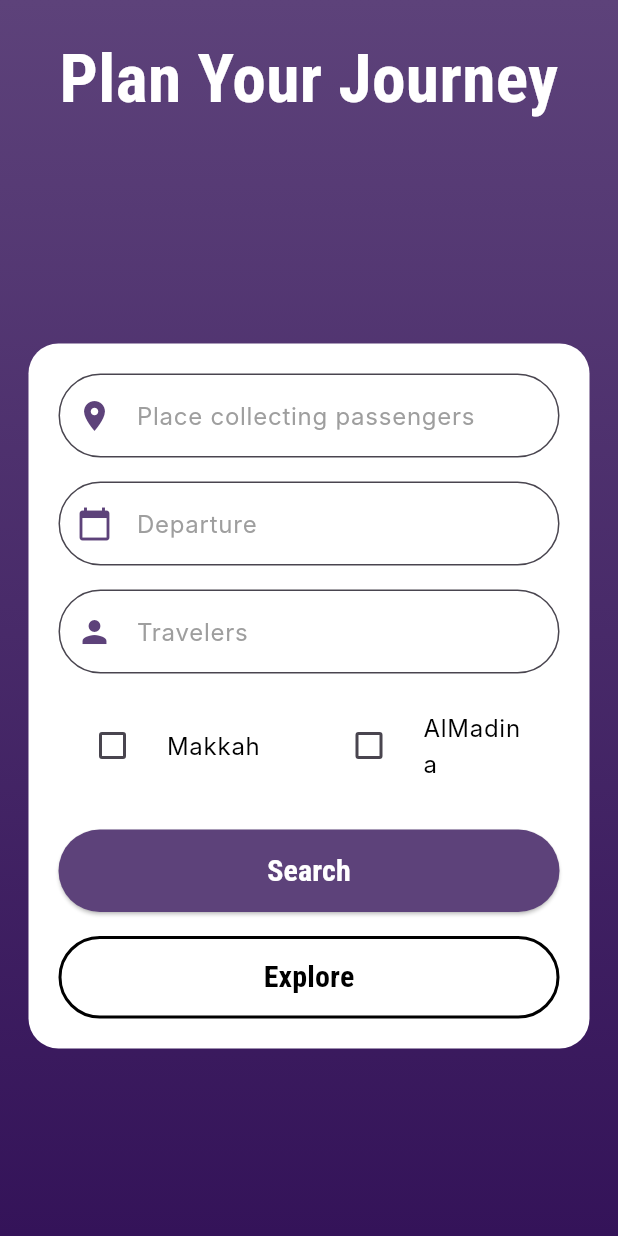
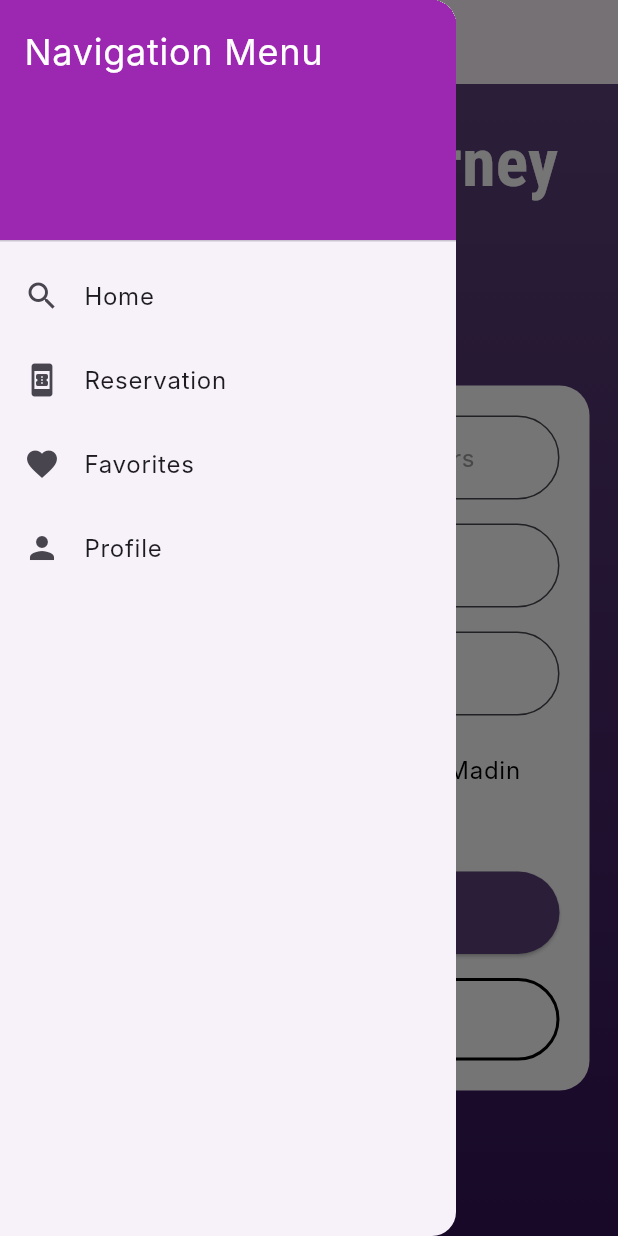
Before and after one commit to RG7on/rihla, a Flutter app: the HomeScreen screen opened by its route, with the side drawer open (before the commit the screen has no drawer), on a phone screen of 412 x 824 dp. Run offline on Flutter 3.47's test engine with Material 3 defaults, Android fonts, the phone set to English and light mode, and no system bars; our stand-ins replace cloud_firestore, firebase_auth, firebase_core, font_awesome_flutter, google_fonts; accounts and stored records are empty; Roboto replaces fonts that are missing (Inter).

Commit message:
side bar added

```diff
--- /dev/null
+++ b/lib/drawer_widget.dart
@@ -0,0 +1,64 @@
+import 'package:flutter/material.dart';
+import 'home_screen.dart';
+import 'reservation _screen.dart';
+import 'favorites_page.dart';
+import 'user_profile_page.dart';
+
+class AppDrawer extends StatelessWidget {
+  const AppDrawer({Key? key}) : super(key: key);
+
+  @override
+  Widget build(BuildContext context) {
+    return Drawer(
+      child: ListView(
+        padding: EdgeInsets.zero,
+        children: <Widget>[
+          DrawerHeader(
+            decoration: BoxDecoration(
+              color: Colors.purple,
+            ),
+            child: Text(
+              'Navigation Menu',
+              style: TextStyle(
+                color: Colors.white,
+                fontSize: 24,
+              ),
+            ),
+          ),
+          ListTile(
+            leading: Icon(Icons.search),
+            title: Text('Home'),
+            onTap: () {
+              Navigator.pushReplacement(context,
+                  MaterialPageRoute(builder: (context) => HomeScreen()));
+            },
+          ),
+          ListTile(
+            leading: Icon(Icons.book_online),
+            title: Text('Reservation'),
+            onTap: () {
+              Navigator.pushReplacement(context,
+                  MaterialPageRoute(builder: (context) => Reservation()));
+            },
+          ),
+          ListTile(
+            leading: Icon(Icons.favorite),
+            title: Text('Favorites'),
+            onTap: () {
+              Navigator.pushReplacement(context,
+                  MaterialPageRoute(builder: (context) => FavoritesPage()));
+            },
+          ),
+          ListTile(
+            leading: Icon(Icons.person),
+            title: Text('Profile'),
+            onTap: () {
+              Navigator.pushReplacement(context,
+                  MaterialPageRoute(builder: (context) => UserProfilePage()));
+            },
+          ),
+        ],
+      ),
+    );
+  }
+}
--- a/lib/favorites_page.dart
+++ b/lib/favorites_page.dart
@@ -1,6 +1,7 @@
 import 'package:flutter/material.dart';
 import 'package:cloud_firestore/cloud_firestore.dart';
 import 'package:firebase_auth/firebase_auth.dart';
+import 'package:rihla/drawer_widget.dart';
 import 'package:rihla/trip_details.dart';
 
 class FavoritesPage extends StatefulWidget {
@@ -28,8 +29,9 @@ class _FavoritesPageState extends State<FavoritesPage> {
   Widget build(BuildContext context) {
     return Scaffold(
       appBar: AppBar(
-        title: Text('Favorites'),
+        title: const Text("Favorites"),
       ),
+      drawer: const AppDrawer(),
       body: StreamBuilder<QuerySnapshot>(
         stream: _favoritesStream,
         builder: (context, snapshot) {
--- a/lib/home_screen.dart
+++ b/lib/home_screen.dart
@@ -2,6 +2,7 @@ import 'package:cloud_firestore/cloud_firestore.dart';
 import 'package:flutter/material.dart';
 import 'package:intl/intl.dart';
 import 'package:google_fonts/google_fonts.dart';
+import 'package:rihla/drawer_widget.dart';
 import 'package:rihla/explore_trips_screen.dart';
 import 'package:rihla/trip_details.dart';
 
@@ -121,6 +122,10 @@ class _HomeScreenState extends State<HomeScreen> {
   @override
   Widget build(BuildContext context) {
     return Scaffold(
+      appBar: AppBar(
+        title: const Text("Serch"),
+      ),
+      drawer: const AppDrawer(),
       body: Container(
         decoration: BoxDecoration(
           gradient: LinearGradient(
--- /dev/null
+++ b/lib/reservation _screen.dart
@@ -0,0 +1,15 @@
+import 'package:flutter/material.dart';
+
+class Reservation extends StatefulWidget {
+  const Reservation({super.key});
+
+  @override
+  State<Reservation> createState() => _ReservationState();
+}
+
+class _ReservationState extends State<Reservation> {
+  @override
+  Widget build(BuildContext context) {
+    return const Placeholder();
+  }
+}
--- a/lib/user_profile_page.dart
+++ b/lib/user_profile_page.dart
@@ -2,6 +2,7 @@ import 'package:flutter/material.dart';
 import 'package:cloud_firestore/cloud_firestore.dart';
 import 'package:firebase_auth/firebase_auth.dart';
 import 'package:google_fonts/google_fonts.dart';
+import 'package:rihla/drawer_widget.dart';
 import 'package:rihla/favorites_page.dart';
 import 'package:rihla/reviews_page.dart';
 
@@ -27,8 +28,9 @@ class _UserProfilePageState extends State<UserProfilePage> {
   Widget build(BuildContext context) {
     return Scaffold(
       appBar: AppBar(
-        title: Text('User Profile'),
+        title: const Text("Profile"),
       ),
+      drawer: const AppDrawer(),
       body: StreamBuilder<DocumentSnapshot>(
         stream: _userStream,
         builder: (context, snapshot) {
--- a/pubspec.yaml
+++ b/pubspec.yaml
@@ -68,7 +68,8 @@ flutter:
   # To add assets to your application, add an assets section, like this:
   assets:
    - assets/
-   - assets/assests/maka.jpeg
+   - assets/maka.jpeg
+
 
   #   - images/a_dot_burr.jpeg
   #   - images/a_dot_ham.jpeg
```
